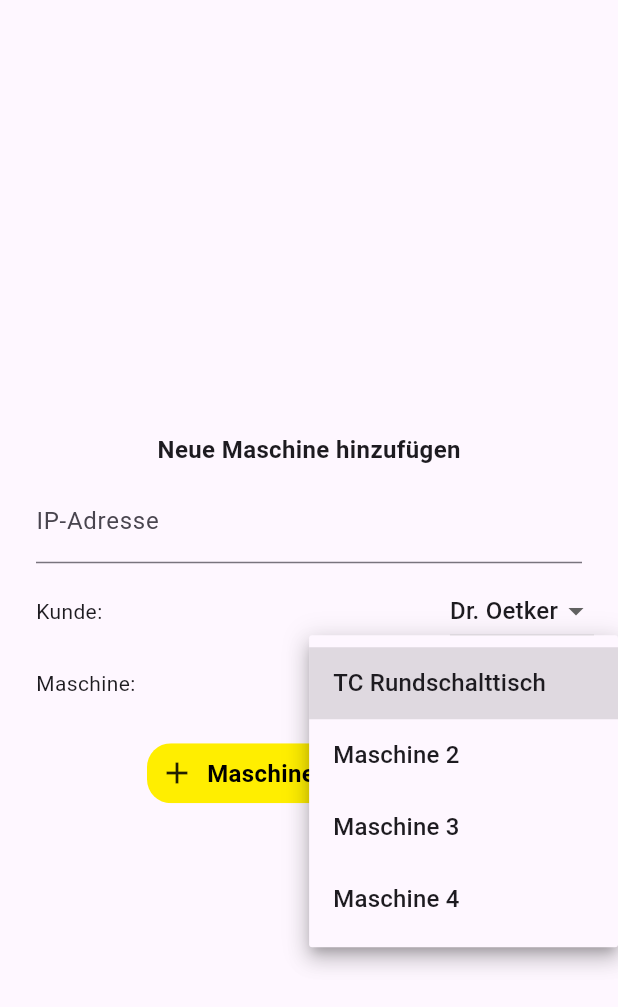
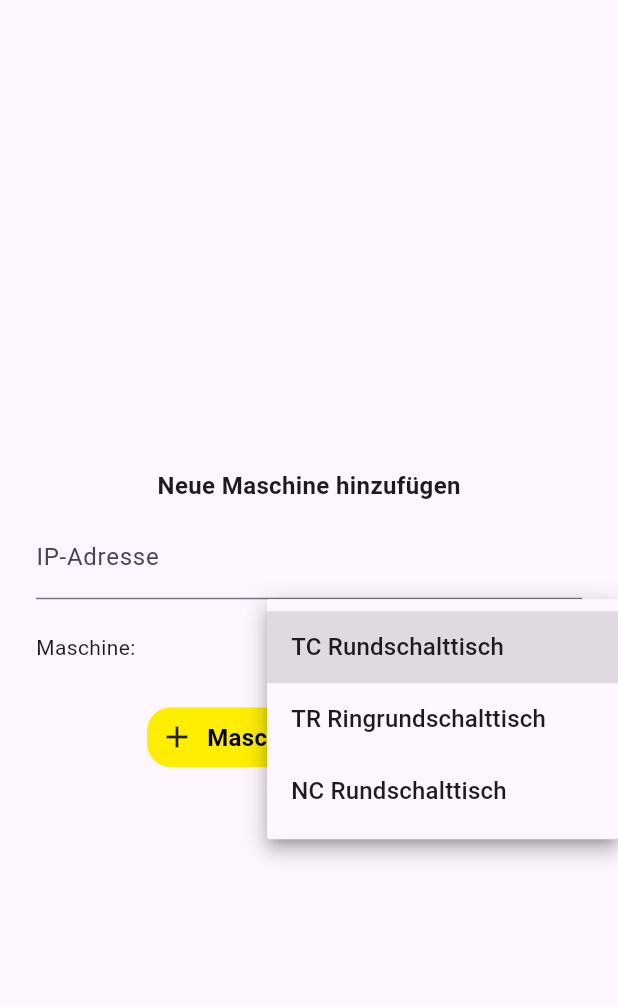
Before and after one commit to MarcDietmann/weiss, a Flutter app: the MyWidget widget shown alone on an empty page, opened directly, after a tap on "TC Rundschalttisch", on a phone screen of 412 x 824 dp. Shown: the top 1007 px of the screen. Run offline on Flutter 3.47's test engine with Material 2 defaults, Android fonts, the light colour scheme and no system bars; our stand-ins replace connectivity_plus, syncfusion_flutter_charts, typed_data; missing offline and left inert: firedart, mqtt_client, open_settings, qr_code_scanner; network calls fail.

Commit message:
layout of machine add button

```diff
--- a/lib/machine_detail_screen.dart
+++ b/lib/machine_detail_screen.dart
@@ -275,7 +275,7 @@ class TCMachineCard extends StatelessWidget {
                         !onDetailScreen
                             ? SizedBox()
                             : Text("", style: kTextStyle),
-                        Text("Nächste Reperatur vorraussichtlich: 01.10.2031",
+                        Text("Nächste Reparatur vorraussichtlich: 01.10.2031",
                             style: kSubHeadingStyle),
                         !onDetailScreen
                             ? SizedBox()
--- a/lib/overview_screen.dart
+++ b/lib/overview_screen.dart
@@ -23,7 +23,7 @@ class _OverviewScreenState extends State<OverviewScreen> {
     "Sortiert nach Unternehmen",
     "Sortiert nach Standort",
     "Sortiert nach Maschinenart",
-    "Sortiert nach Reperaturdatum"
+    "Sortiert nach Reparaturdatum"
   ];
 
   _OverviewScreenState();
@@ -35,7 +35,7 @@ class _OverviewScreenState extends State<OverviewScreen> {
         "Alle",
         "Sortiert nach Standort",
         "Sortiert nach Maschinenart",
-        "Sortiert nach Reperaturdatum"
+        "Sortiert nach Reparaturdatum"
       ];
     }
     return Scaffold(
@@ -100,13 +100,13 @@ class _OverviewScreenState extends State<OverviewScreen> {
                             false)
                     ? RoundedContainer(
                         child: Padding(
-                          padding: const EdgeInsets.all(48.0),
-                          child: Center(
-                              child: Text(
+                        padding: const EdgeInsets.all(48.0),
+                        child: Center(
+                            child: Text(
                           "Keine Machinendaten verfügbar",
                           style: kSubHeadingStyle,
-                      )),
-                        ))
+                        )),
+                      ))
                     : Column(
                         children:
                             Provider.of<MachineData>(context, listen: true)
@@ -118,8 +118,13 @@ class _OverviewScreenState extends State<OverviewScreen> {
                         padding: const EdgeInsets.only(top: 16.0),
                         child: RoundedContainer(
                           height: 300,
-                          width: 600,
-                          child: AddMachineButton(),
+                          width: double.infinity,
+                          child: Row(
+                            mainAxisAlignment: MainAxisAlignment.center,
+                            children: [
+                              Container(child: AddMachineButton(),width: 600,),
+                            ],
+                          ),
                         ),
                       ),
               ],
@@ -289,30 +294,30 @@ class _MyWidgetState extends State<MyWidget> {
               decoration: InputDecoration(labelText: 'IP-Adresse'),
             ),
           ),
-          Row(
-            mainAxisAlignment: MainAxisAlignment.spaceBetween,
-            children: [
-              Padding(
-                padding: const EdgeInsets.all(8.0),
-                child: Text("Kunde: "),
-              ),
-              DropdownButton<String>(
-                value: _customer,
-                items: ['Dr. Oetker', 'Wagner', 'Kunde 3', 'Kunde 4']
-                    .map((String value) {
-                  return DropdownMenuItem<String>(
-                    value: value,
-                    child: Text(value),
-                  );
-                }).toList(),
-                onChanged: (String? newValue) {
-                  setState(() {
-                    _customer = newValue!;
-                  });
-                },
-              ),
-            ],
-          ),
+          // Row(
+          //   mainAxisAlignment: MainAxisAlignment.spaceBetween,
+          //   children: [
+          //     Padding(
+          //       padding: const EdgeInsets.all(8.0),
+          //       child: Text("Kunde: "),
+          //     ),
+          //     DropdownButton<String>(
+          //       value: _customer,
+          //       items: ['Dr. Oetker', 'Wagner', 'Kunde 3', 'Kunde 4']
+          //           .map((String value) {
+          //         return DropdownMenuItem<String>(
+          //           value: value,
+          //           child: Text(value),
+          //         );
+          //       }).toList(),
+          //       onChanged: (String? newValue) {
+          //         setState(() {
+          //           _customer = newValue!;
+          //         });
+          //       },
+          //     ),
+          //   ],
+          // ),
           Row(
             mainAxisAlignment: MainAxisAlignment.spaceBetween,
             children: [
@@ -324,9 +329,8 @@ class _MyWidgetState extends State<MyWidget> {
                 value: _machineType,
                 items: [
                   'TC Rundschalttisch',
-                  'Maschine 2',
-                  'Maschine 3',
-                  'Maschine 4'
+                  'TR Ringrundschalttisch',
+                  'NC Rundschalttisch',
                 ].map((String value) {
                   return DropdownMenuItem<String>(
                     value: value,
--- a/lib/utils/llm_wrapper.dart
+++ b/lib/utils/llm_wrapper.dart
@@ -11,15 +11,23 @@ class LLMWrapper extends ChangeNotifier {
     'Content-Type': 'application/json',
     'Accept': 'application/json',
     'Authorization':
-        'Bearer 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'
+        'Bearer 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'
   };
-  List<String> token = ["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","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","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"];
+  List<String> token = [
+    "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",
+    "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",
+    "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"
+  ];
   int currentToken = 0;
   List<Map<String, dynamic>> messages = [
     {
       "role": "system",
       "content":
-          "Du bist ein Hilfechatbot um unseren Kunden bei Problemen an Produktionsmachinen zu helfen. Gib knappe Handlungsempfehlungen. Wenn Daten in einen kritischen Bereich kommen kann es zu schäden an der Maschine kommen und eine schneller Reperatur ist von nöten. Bounds cmin bedeuted kritisches min, cmax kritisches max:${DiagnosticsProvider.bounds.toString()}; "
+          "Du bist ein Hilfechatbot um unseren Kunden bei Problemen an Produktionsmachinen zu helfen. Gib knappe Handlungsempfehlungen. "
+              "Wenn Daten in einen kritischen Bereich kommen kann es zu schäden an der Maschine kommen und eine schneller Reperatur ist von nöten."
+              " Bounds cmin bedeuted kritisches min, cmax kritisches max:${DiagnosticsProvider.bounds.toString()}. "
+              "Wenn die Drehzeit zu schnell ist, ist die Maschine wahrscheinlich falsch eingestellt. Wenn die Stromstärke zu hoch ist kann das auf eine blockierte Maschine hindeuten."
+              " Wenn die Vibration zu hoch ist, kann das auf einen Defekt hindeuten. Wenn die Vibration zu hoch ist, kann das an einem kapputen Kugellager liegen "
     },
   ];
 
@@ -54,11 +62,12 @@ class LLMWrapper extends ChangeNotifier {
     // }
   ];
 
-  String _getCurrentToken(){
+  String _getCurrentToken() {
     return token[currentToken];
   }
-  void changeToken(){
-    currentToken = (currentToken+1)%token.length;
+
+  void changeToken() {
+    currentToken = (currentToken + 1) % token.length;
     headers["Authorization"] = "Bearer ${_getCurrentToken()}";
   }
 
@@ -170,7 +179,7 @@ class LLMWrapper extends ChangeNotifier {
   Future<String> callFunction(String name, Map? arguments) async {
     await Future.delayed(Duration(seconds: 1));
     if (name == "get_current_status") {
-      return "Temperatur: 42 Grad. Vibration in letzer Minute 64. Stromspannung des Motors 13.4 Volt";
+      return "Temperatur: 42.1 Grad. Durchschnittliche Vibration in der letzer Minute 53.92. Stromstärke des Motors ist zu hoch mit 0.66 Ampere. Die Dauer der Drehung ist zu hoch mit nur 0.25ms";
     }
     if (name == "get_bounds") {
       return DiagnosticsProvider.bounds.toString();
@@ -253,6 +262,4 @@ class LLMWrapper extends ChangeNotifier {
   final Random _rnd = Random();
   String getRandomString(int length) => String.fromCharCodes(Iterable.generate(
       length, (_) => _chars.codeUnitAt(_rnd.nextInt(_chars.length))));
-
-
 }
```
